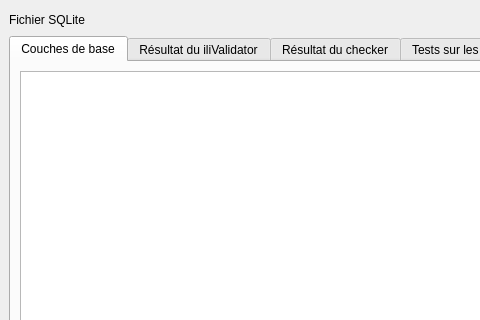
Qt form verivd/ui/veri_vd_dockwidget_base.ui (VeriVD/qgis_VeriVD) before a commit; both pictures show x 0 to 480 and y 0 to 320 of the 1176 by 547 pixel window.
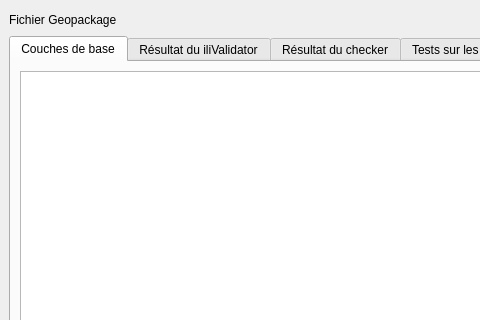
The same form after that commit. Custom widgets are drawn as their Qt base class.

The edit to the form file:
```diff
--- a/verivd/ui/veri_vd_dockwidget_base.ui
+++ b/verivd/ui/veri_vd_dockwidget_base.ui
@@ -34,7 +34,7 @@
     <item row="0" column="0">
      <widget class="QLabel" name="label">
       <property name="text">
-       <string>Fichier SQLite</string>
+       <string>Fichier Geopackage</string>
       </property>
      </widget>
     </item>
```
